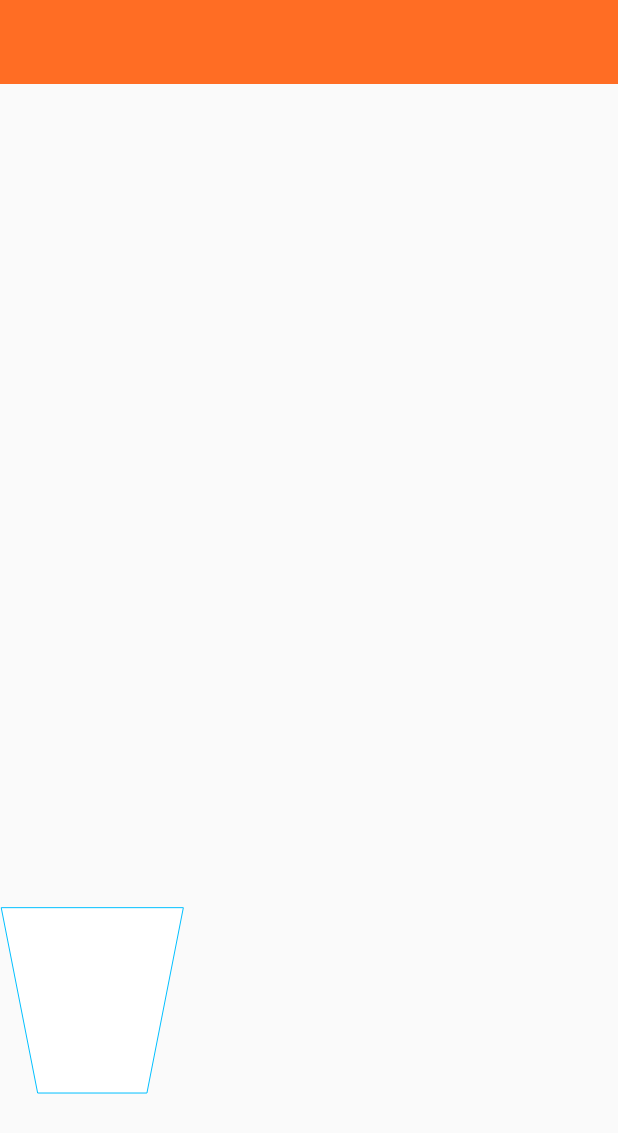
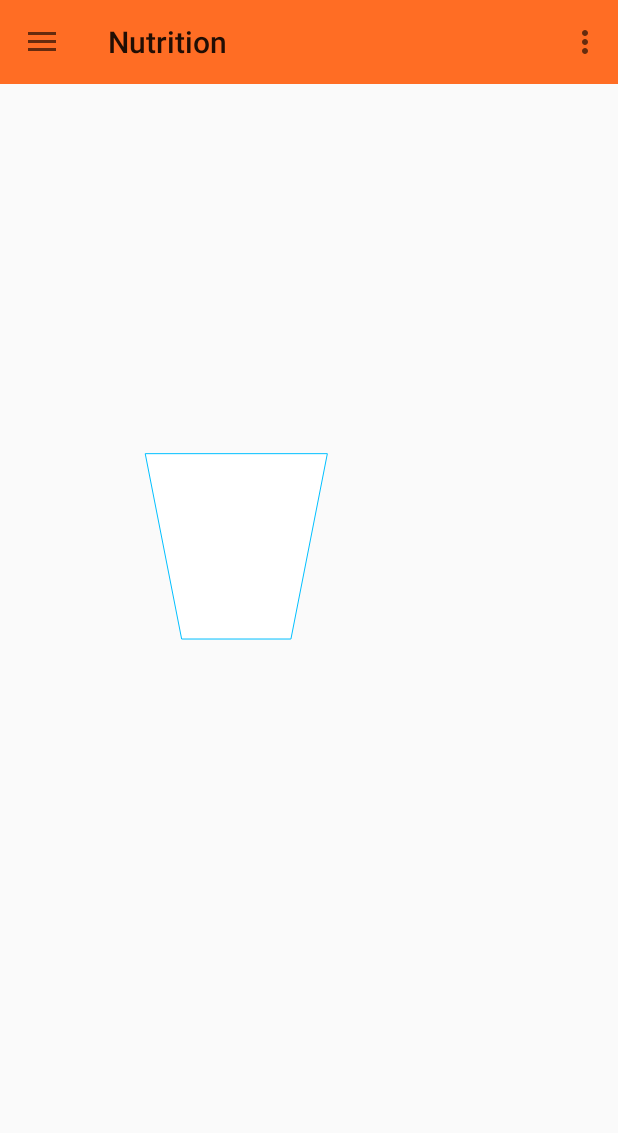
Before and after one commit to MaheshSinghSawant/CSC780Android, an Android app: the Nutrition screen opened directly, with no data from a screen before it, on a phone screen of 412 x 824 dp. Shown: the top 1133 px of the screen. Run offline under Robolectric (Android 15) with nearby library versions, the phone set to English and light mode, and no system bars.

```diff
--- a/Bolt/app/src/main/java/com/google/android/gms/fit/samples/bolt/Nutrition.java
+++ b/Bolt/app/src/main/java/com/google/android/gms/fit/samples/bolt/Nutrition.java
@@ -1,8 +1,13 @@
 package com.google.android.gms.fit.samples.bolt;
 
+import android.content.Intent;
 import android.graphics.drawable.AnimatedVectorDrawable;
+import android.support.design.widget.NavigationView;
+import android.support.v4.widget.DrawerLayout;
+import android.support.v7.app.ActionBarDrawerToggle;
 import android.support.v7.app.AppCompatActivity;
 import android.os.Bundle;
+import android.support.v7.widget.Toolbar;
 import android.view.Menu;
 import android.view.MenuItem;
 import android.view.View;
@@ -16,6 +21,9 @@ public class Nutrition extends AppCompatActivity {
     private ImageView imageView;
     private AnimatedVectorDrawable emptyGlass;
     private AnimatedVectorDrawable fillGlass;
+    private Toolbar toolbar;
+    private DrawerLayout drawerLayout;
+    private ActionBarDrawerToggle drawerToggle;
     private boolean full = false;
 
     @Override
@@ -25,7 +33,73 @@ public class Nutrition extends AppCompatActivity {
         imageView = (ImageView) findViewById(R.id.image_view);
         emptyGlass = (AnimatedVectorDrawable) getDrawable(R.drawable.avd_glass_empty);
         fillGlass = (AnimatedVectorDrawable) getDrawable(R.drawable.avd_glass_fill);
+
+        // Instantiate toolbar
+        toolbar = (Toolbar) findViewById(R.id.toolbar);
+        setSupportActionBar(toolbar);
+
+        // Obtain DrawerLayout
+        drawerLayout = (DrawerLayout) findViewById(R.id.drawer_layout);
+        // Enable Drawer toggle actions
+        drawerToggle = new ActionBarDrawerToggle(this,
+                drawerLayout,
+                toolbar,
+                R.string.drawer_opened,
+                R.string.drawer_closed);
+        drawerLayout.setDrawerListener(drawerToggle);
+
+        NavigationView nv = (NavigationView) findViewById(R.id.navi);
+        nv.setNavigationItemSelectedListener(new NavigationView.OnNavigationItemSelectedListener() {
+
+            @Override
+            public boolean onNavigationItemSelected(MenuItem menuItem) {
+                switch (menuItem.getItemId()) {
+
+                    case R.id.item_home:
+                    {
+                        Intent a= new Intent(Nutrition.this, Home.class);
+                        startActivity(a);
+                        break;
+                    }
+
+                    case R.id.item_nutrition:
+                    {
+                        Intent b= new Intent(Nutrition.this, Nutrition.class);
+                        startActivity(b);
+                        break;
+                    }
+
+                    case R.id.item_statistics:
+                    {
+                        Intent c= new Intent(Nutrition.this, Statistics.class);
+                        startActivity(c);
+                        break;
+                    }
+
+                    case R.id.item_history:
+                    {
+                        Intent d= new Intent(Nutrition.this, History.class);
+                        startActivity(d);
+                        break;
+                    }
+
+                    default:
+
+
+                }
+                drawerLayout.closeDrawers();
+                return true;
+            }
+        });
     }
+
+    // Hamburger icon and sync with drawer
+    @Override
+    public void onPostCreate(Bundle savedInstanceState) {
+        super.onPostCreate(savedInstanceState);
+        drawerToggle.syncState();
+    }
+
     public void animate(View view) {
         AnimatedVectorDrawable drawable = full ? emptyGlass : fillGlass;
         imageView.setImageDrawable(drawable);
--- a/Bolt/app/src/main/res/layout/activity_nutrition.xml
+++ b/Bolt/app/src/main/res/layout/activity_nutrition.xml
@@ -1,7 +1,19 @@
-<RelativeLayout xmlns:android="http://schemas.android.com/apk/res/android"
-    xmlns:tools="http://schemas.android.com/tools" android:layout_width="match_parent"
+<android.support.v4.widget.DrawerLayout
+    xmlns:android="http://schemas.android.com/apk/res/android"
+    xmlns:app="http://schemas.android.com/apk/res-auto"
+    xmlns:tools="http://schemas.android.com/tools"
+    android:id="@+id/drawer_layout"
+    android:layout_width="match_parent"
     android:layout_height="match_parent"
-    tools:context="com.google.android.gms.fit.samples.bolt.Nutrition">
+    android:fitsSystemWindows="true"
+    tools:context=".MainActivity">
+
+
+
+<RelativeLayout
+        android:layout_height="match_parent"
+        android:layout_width="match_parent"
+    >
 
     <ImageView
         android:id="@+id/image_view"
@@ -10,11 +22,24 @@
         android:layout_gravity="left|top"
         android:src="@drawable/ic_glass"
         android:onClick="animate"
-        android:layout_alignParentBottom="true"
-        android:layout_alignParentStart="true" />
+        android:layout_centerVertical="true"
+        android:layout_centerHorizontal="true" />
 
     <include
         android:id="@+id/toolbar"
         layout="@layout/toolbar" />
 
+
+
 </RelativeLayout>
+
+    <android.support.design.widget.NavigationView
+        android:id="@+id/navi"
+        android:layout_width="wrap_content"
+        android:layout_height="match_parent"
+        android:layout_gravity="start"
+        elevation="15dp"
+        app:headerLayout="@layout/navbar_header"
+        app:menu="@menu/menu_drawer" />
+
+</android.support.v4.widget.DrawerLayout>
--- a/Bolt/app/src/main/res/menu/menu_drawer.xml
+++ b/Bolt/app/src/main/res/menu/menu_drawer.xml
@@ -1,17 +1,23 @@
 <?xml version="1.0" encoding="utf-8"?>
 <menu xmlns:android="http://schemas.android.com/apk/res/android">
     <group android:checkableBehavior="single">
+
         <item
-            android:id="@+id/item_camera_roll"
+        android:id="@+id/item_home"
+        android:icon="@drawable/homeicon"
+        android:title="Home" />
+
+        <item
+            android:id="@+id/item_nutrition"
             android:icon="@drawable/history"
             android:title="Nutrition" />
         <item
-            android:id="@+id/item_albums"
+            android:id="@+id/item_statistics"
             android:icon="@drawable/stats"
             android:title="Statistics" />
         <item
-            android:id="@+id/item_video"
-            android:icon="@drawable/ic_settings"
-            android:title="Settings" />
+            android:id="@+id/item_history"
+            android:icon="@drawable/history"
+            android:title="History" />
     </group>
 </menu>
--- a/Bolt/app/src/main/res/values/strings.xml
+++ b/Bolt/app/src/main/res/values/strings.xml
@@ -28,5 +28,7 @@ limitations under the License.
     <string name="drawer_opened">Drawer Opened</string>
     <string name="drawer_closed">Drawer Closed</string>
     <string name="title_activity_nutrition">Nutrition</string>
+    <string name="title_activity_statistics">Statistics</string>
+    <string name="title_activity_history">History</string>
 
 </resources>
```
Also changed, not shown: Bolt/app/src/main/AndroidManifest.xml (+8 -0 lines), Bolt/app/src/main/java/com/google/android/gms/fit/samples/bolt/History.java (added, +39 -0 lines), Bolt/app/src/main/java/com/google/android/gms/fit/samples/bolt/Home.java (+27 -2 lines), Bolt/app/src/main/java/com/google/android/gms/fit/samples/bolt/Statistics.java (added, +39 -0 lines), Bolt/app/src/main/res/layout/activity_history.xml (added, +12 -0 lines), Bolt/app/src/main/res/layout/activity_home.xml (+18 -0 lines), Bolt/app/src/main/res/layout/activity_main.xml (+0 -14 lines), Bolt/app/src/main/res/layout/activity_statistics.xml (added, +12 -0 lines), Bolt/app/src/main/res/menu/menu_history.xml (added, +7 -0 lines), Bolt/app/src/main/res/menu/menu_statistics.xml (added, +7 -0 lines), Bolt/app/src/main/res/drawable-hdpi/homeicon.png (added).
